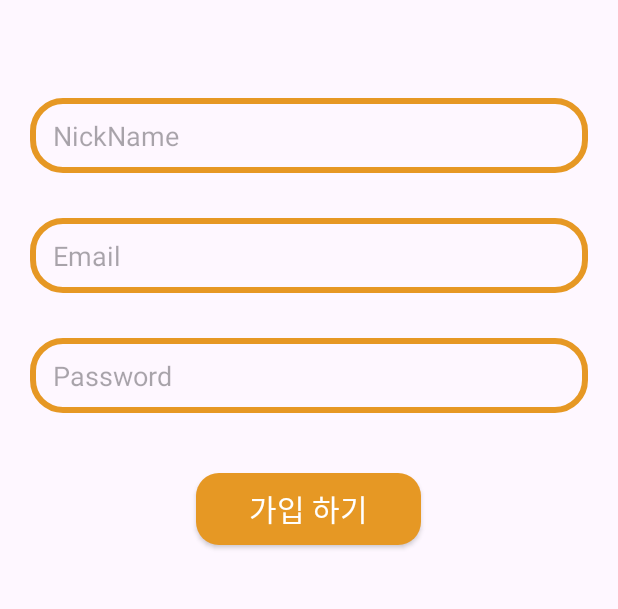
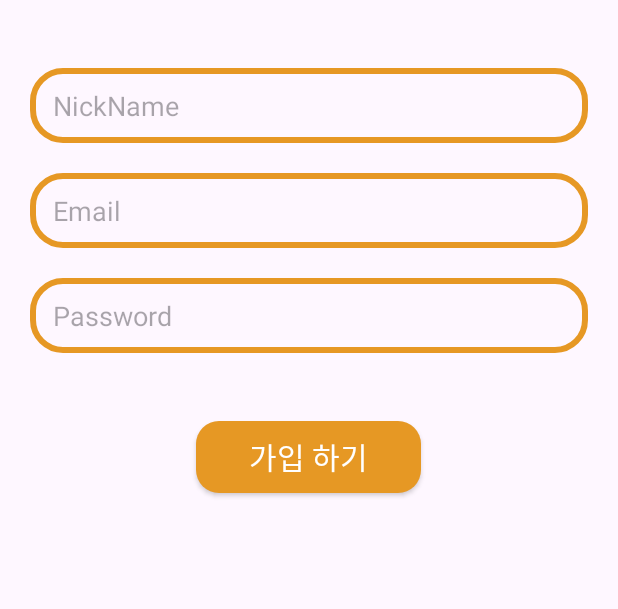
Before and after one commit to suki186/KotlinChatting, an Android app: the SignUpActivity screen opened directly, with no data from a screen before it, on a phone screen of 412 x 824 dp, the part 323-932 px from its top. Run offline under Robolectric (Android 15) with nearby library versions, the phone set to English and light mode, and no system bars; our stand-ins replace Firebase (no records; nobody signed in at launch, a user with empty details on screens opened directly).

```diff
--- a/app/src/main/res/layout/activity_log_in.xml
+++ b/app/src/main/res/layout/activity_log_in.xml
@@ -26,7 +26,7 @@
 
         android:layout_below="@id/logo_image"
         android:layout_marginLeft="20dp"
-        android:layout_marginTop="65dp"
+        android:layout_marginTop="45dp"
         android:layout_marginRight="20dp"
         android:paddingStart="15dp"
 
@@ -42,7 +42,7 @@
 
         android:layout_below="@id/email_text"
         android:layout_marginLeft="20dp"
-        android:layout_marginTop="30dp"
+        android:layout_marginTop="20dp"
         android:layout_marginRight="20dp"
         android:paddingStart="15dp"
 
@@ -59,7 +59,7 @@
         android:layout_height="wrap_content"
 
         android:layout_below="@id/password_text"
-        android:layout_marginTop="65dp"
+        android:layout_marginTop="45dp"
         android:layout_centerHorizontal="true"
         android:background="@drawable/button_design"
         android:text="로그인"
--- a/app/src/main/res/layout/activity_sign_up.xml
+++ b/app/src/main/res/layout/activity_sign_up.xml
@@ -26,7 +26,7 @@
 
         android:layout_below="@id/logo_image"
         android:layout_marginLeft="20dp"
-        android:layout_marginTop="65dp"
+        android:layout_marginTop="45dp"
         android:layout_marginRight="20dp"
         android:paddingStart="15dp"
 
@@ -42,7 +42,7 @@
 
         android:layout_below="@id/nickname_text"
         android:layout_marginLeft="20dp"
-        android:layout_marginTop="30dp"
+        android:layout_marginTop="20dp"
         android:layout_marginRight="20dp"
         android:paddingStart="15dp"
 
@@ -58,7 +58,7 @@
 
         android:layout_below="@id/email_text"
         android:layout_marginLeft="20dp"
-        android:layout_marginTop="30dp"
+        android:layout_marginTop="20dp"
         android:layout_marginRight="20dp"
         android:paddingStart="15dp"
 
@@ -77,7 +77,7 @@
         android:layout_height="wrap_content"
 
         android:layout_below="@id/password_text"
-        android:layout_marginTop="40dp"
+        android:layout_marginTop="45dp"
         android:layout_centerHorizontal="true"
         android:background="@drawable/sign_button_design"
         android:text="가입 하기"
```
